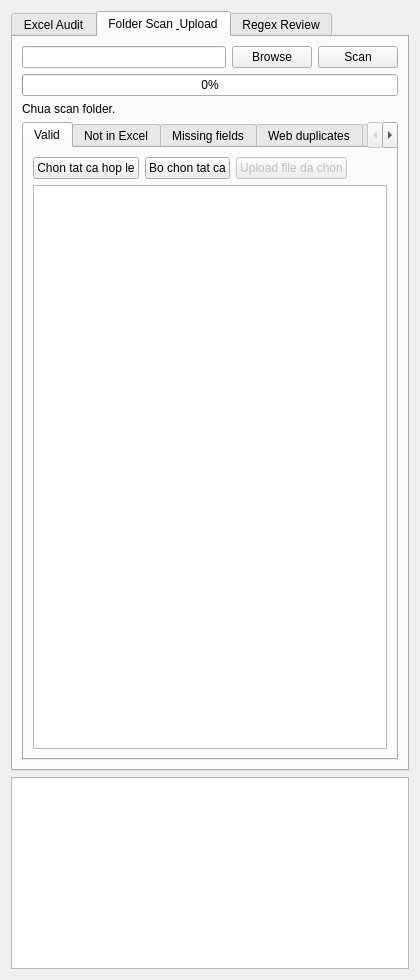
Above: ui_qt/forms/main_window.ui from minhnhatnguyen6297-a11y/upload_lab before the change. Below: the same form after it.
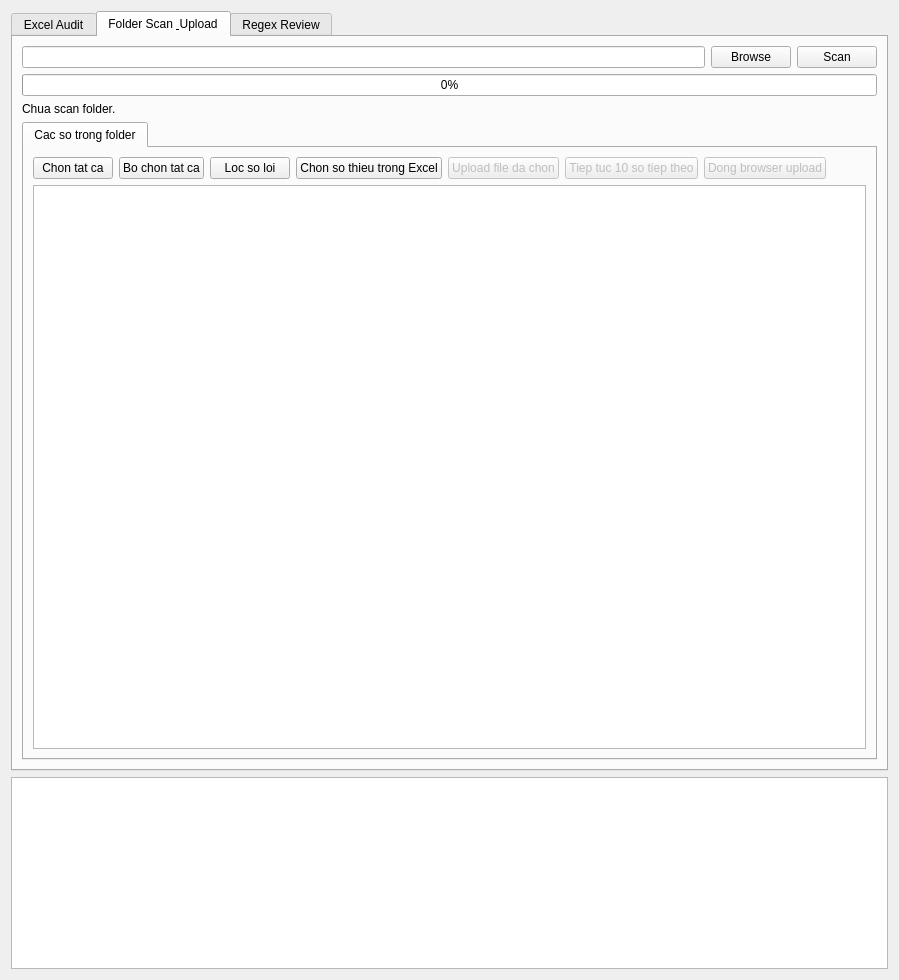
That is the form after the change. The open tabs and pages were chosen to show the change.

Commit message: fix: simplify folder upload workflow

The edit to the form file:
```diff
--- a/ui_qt/forms/main_window.ui
+++ b/ui_qt/forms/main_window.ui
@@ -196,7 +196,7 @@
          </property>
          <widget class="QWidget" name="validUploadTab">
           <attribute name="title">
-           <string>Valid</string>
+           <string>Cac so trong folder</string>
           </attribute>
           <layout class="QVBoxLayout" name="validUploadLayout">
            <item>
@@ -204,7 +204,7 @@
              <item>
               <widget class="QPushButton" name="selectAllValidButton">
                <property name="text">
-                <string>Chon tat ca hop le</string>
+                <string>Chon tat ca</string>
                </property>
               </widget>
              </item>
@@ -215,6 +215,20 @@
                </property>
               </widget>
              </item>
+             <item>
+              <widget class="QPushButton" name="filterIssueNumbersButton">
+               <property name="text">
+                <string>Loc so loi</string>
+               </property>
+              </widget>
+             </item>
+             <item>
+              <widget class="QPushButton" name="selectMissingExcelButton">
+               <property name="text">
+                <string>Chon so thieu trong Excel</string>
+               </property>
+              </widget>
+             </item>
              <item>
               <widget class="QPushButton" name="uploadSelectedButton">
                <property name="enabled">
@@ -226,7 +240,27 @@
               </widget>
              </item>
              <item>
-              <spacer name="validUploadToolbarSpacer">
+              <widget class="QPushButton" name="continueUploadButton">
+               <property name="enabled">
+                <bool>false</bool>
+               </property>
+               <property name="text">
+                <string>Tiep tuc 10 so tiep theo</string>
+               </property>
+              </widget>
+             </item>
+             <item>
+              <widget class="QPushButton" name="closeUploadBrowserButton">
+               <property name="enabled">
+                <bool>false</bool>
+               </property>
+               <property name="text">
+                <string>Dong browser upload</string>
+               </property>
+              </widget>
+             </item>
+             <item>
+              <spacer name="folderNumbersToolbarSpacer">
                <property name="orientation">
                 <enum>Qt::Horizontal</enum>
                </property>
@@ -241,92 +275,7 @@
             </layout>
            </item>
            <item>
-            <widget class="QTableWidget" name="validUploadTable">
-             <property name="columnCount">
-              <number>0</number>
-             </property>
-             <property name="rowCount">
-              <number>0</number>
-             </property>
-            </widget>
-           </item>
-          </layout>
-         </widget>
-         <widget class="QWidget" name="notInExcelTab">
-          <attribute name="title">
-           <string>Not in Excel</string>
-          </attribute>
-          <layout class="QVBoxLayout" name="notInExcelLayout">
-           <item>
-            <widget class="QTableWidget" name="notInExcelTable">
-             <property name="columnCount">
-              <number>0</number>
-             </property>
-             <property name="rowCount">
-              <number>0</number>
-             </property>
-            </widget>
-           </item>
-          </layout>
-         </widget>
-         <widget class="QWidget" name="missingFieldsTab">
-          <attribute name="title">
-           <string>Missing fields</string>
-          </attribute>
-          <layout class="QVBoxLayout" name="missingFieldsLayout">
-           <item>
-            <widget class="QTableWidget" name="missingFieldsTable">
-             <property name="columnCount">
-              <number>0</number>
-             </property>
-             <property name="rowCount">
-              <number>0</number>
-             </property>
-            </widget>
-           </item>
-          </layout>
-         </widget>
-         <widget class="QWidget" name="webDuplicateTab">
-          <attribute name="title">
-           <string>Web duplicates</string>
-          </attribute>
-          <layout class="QVBoxLayout" name="webDuplicateLayout">
-           <item>
-            <widget class="QTableWidget" name="webDuplicateTable">
-             <property name="columnCount">
-              <number>0</number>
-             </property>
-             <property name="rowCount">
-              <number>0</number>
-             </property>
-            </widget>
-           </item>
-          </layout>
-         </widget>
-         <widget class="QWidget" name="localDuplicateTab">
-          <attribute name="title">
-           <string>Local duplicates</string>
-          </attribute>
-          <layout class="QVBoxLayout" name="localDuplicateLayout">
-           <item>
-            <widget class="QTableWidget" name="localDuplicateTable">
-             <property name="columnCount">
-              <number>0</number>
-             </property>
-             <property name="rowCount">
-              <number>0</number>
-             </property>
-            </widget>
-           </item>
-          </layout>
-         </widget>
-         <widget class="QWidget" name="excelMissingInFolderTab">
-          <attribute name="title">
-           <string>Excel missing</string>
-          </attribute>
-          <layout class="QVBoxLayout" name="excelMissingInFolderLayout">
-           <item>
-            <widget class="QTableWidget" name="excelMissingInFolderTable">
+            <widget class="QTableWidget" name="folderNumbersTable">
              <property name="columnCount">
               <number>0</number>
              </property>
```
Left out of the diff: 20 changed lines with no effect on the pictures. The commit also changes 11 other files.
